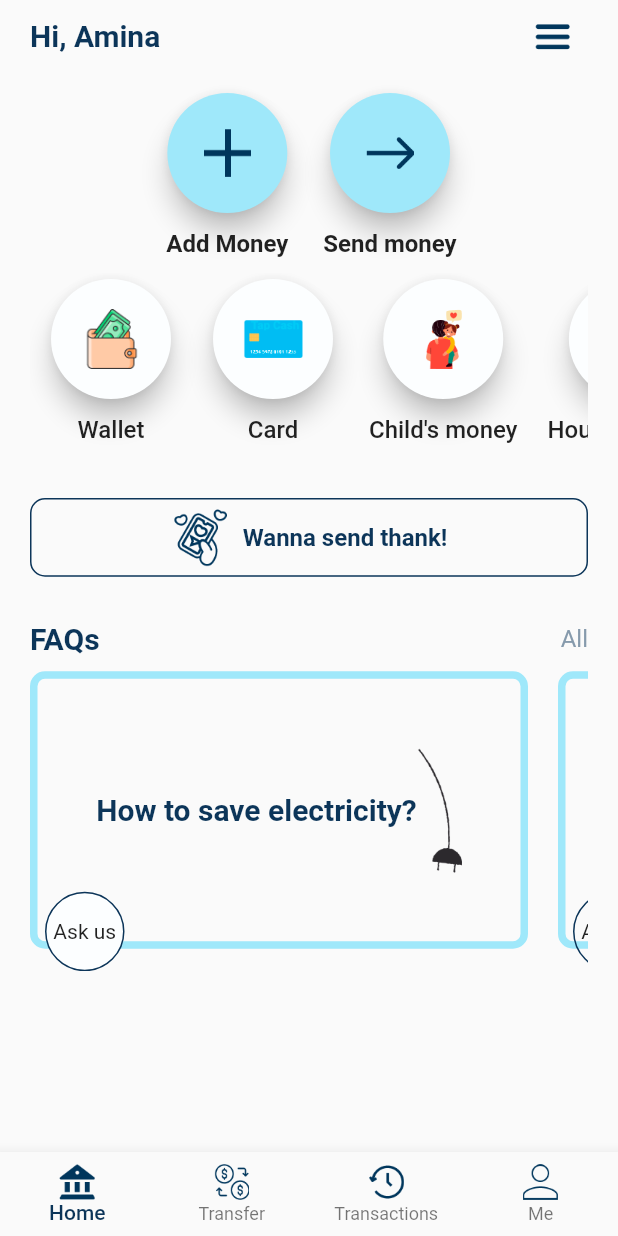
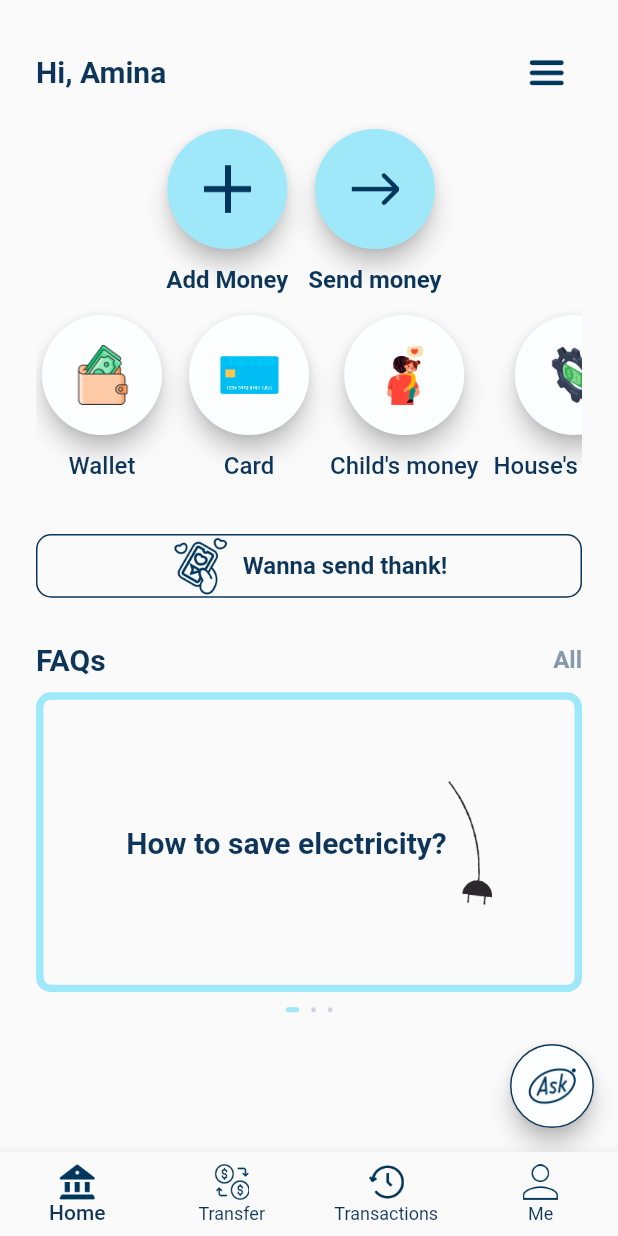
Before and after one commit to NourhanHamada/tap_cash, a Flutter app: the LayOut screen opened by its route, on a phone screen of 412 x 824 dp. Run offline on Flutter 3.47's test engine with Material 2 defaults, Android fonts, the phone set to English and light mode, and no system bars; drawn by our look-alikes of smooth_page_indicator; our stand-ins replace dio, flutter_bloc, flutter_screenutil, go_router, shared_preferences; missing offline and left inert: curl_logger_dio_interceptor; accounts and stored records are empty; statements that could not run were skipped.

Commit message:
edit some items in home screen

```diff
--- a/lib/constants/icons.dart
+++ b/lib/constants/icons.dart
@@ -24,6 +24,7 @@ class MyIcons{
   static const String add = 'assets/icons/add.png';
   static const String arrow = 'assets/icons/arrow.png';
   static const String menu = 'assets/icons/menu.png';
+  static const String ask = 'assets/icons/ask.png';
 
 
 
--- a/lib/main.dart
+++ b/lib/main.dart
@@ -6,7 +6,7 @@ import 'app_routes.dart';
 import 'constants/colors.dart';
 import 'controller/database/local/shared_preferences_helper.dart';
 
-void main() async{
+void main() async {
   SystemChrome.setSystemUIOverlayStyle(SystemUiOverlayStyle.light.copyWith(
     statusBarIconBrightness: Brightness.dark,
     statusBarColor: MyColors.white,
@@ -32,8 +32,8 @@ class TapCash extends StatelessWidget {
         return MaterialApp.router(
           debugShowCheckedModeBanner: false,
           theme: ThemeData(
-            primaryColor: MyColors.mainColor
-             ),
+            primaryColor: MyColors.mainColor,
+          ),
           routerConfig: AppRouter.router,
         );
       },
--- a/lib/view/screens/layout/home_screen.dart
+++ b/lib/view/screens/layout/home_screen.dart
@@ -1,7 +1,6 @@
 import 'package:flutter/material.dart';
 import 'package:tap_cash/constants/colors.dart';
 import 'package:tap_cash/constants/icons.dart';
-import 'package:tap_cash/view/utils/custom_rounded_card.dart';
 import 'package:tap_cash/view/widgets/home_screen/home_grid_view.dart';
 import '../../utils/home_middle_card.dart';
 import '../../widgets/home_screen/Home_custom_app_bar.dart';
@@ -15,30 +14,49 @@ class HomeScreen extends StatelessWidget {
   Widget build(BuildContext context) {
     return Scaffold(
       body: Padding(
-        padding: const EdgeInsets.symmetric(horizontal: 20),
+        padding: const EdgeInsets.all(24),
         child: ListView(
-          children: const [
-            HomeCustomAppBar(),
-            SizedBox(
+          children: [
+            const HomeCustomAppBar(),
+            const SizedBox(
               height: 10,
             ),
-            HomeUpperSection(),
-            SizedBox(
+            const HomeUpperSection(),
+            const SizedBox(
               height: 10,
             ),
             HomeGridView(),
-            SizedBox(
+            const SizedBox(
               height: 30,
             ),
-            HomeMiddleSectionCard(
+            const HomeMiddleSectionCard(
               icon: MyIcons.wannaThank2,
               text: 'Wanna send thank!',
             ),
-            SizedBox(
+            const SizedBox(
               height: 30,
             ),
-            HomeLowerSection(),
+            const HomeLowerSection(),
           ],
+        ),
+      ),
+      floatingActionButton: FloatingActionButton(
+        onPressed: () {},
+        shape: RoundedRectangleBorder(
+          side: const BorderSide(
+            color: MyColors.mainColor,
+          ),
+          borderRadius: BorderRadius.circular(
+            100,
+          ),
+        ),
+        backgroundColor: MyColors.white,
+        child:  Padding(
+          padding: const EdgeInsets.all(2.0),
+          child:  Center(
+            child: Image.asset(MyIcons.ask, width: 32,
+            ),
+          ),
         ),
       ),
     );
--- a/lib/view/screens/layout/layout.dart
+++ b/lib/view/screens/layout/layout.dart
@@ -28,6 +28,7 @@ class _LayOutState extends State<LayOut> {
               onTap: (index) {
                 cubit.changeIndex(index);
               },
+              unselectedItemColor: MyColors.mainColor,
               selectedItemColor: MyColors.mainColor,
               selectedLabelStyle: const TextStyle(
                 fontWeight: FontWeight.w500,
--- a/lib/view/utils/custom_rounded_card.dart
+++ b/lib/view/utils/custom_rounded_card.dart
@@ -1,4 +1,5 @@
 import 'package:flutter/material.dart';
+import 'package:tap_cash/constants/colors.dart';
 
 import '../../constants/styles.dart';
 
@@ -21,7 +22,7 @@ class CustomRoundedCard extends StatelessWidget {
   @override
   Widget build(BuildContext context) {
     return Padding(
-      padding: const EdgeInsets.symmetric(horizontal: 10),
+      padding: const EdgeInsets.only(right: 10),
       child: Column(
         children: [
           Card(
@@ -29,7 +30,7 @@ class CustomRoundedCard extends StatelessWidget {
             shape: RoundedRectangleBorder(
               borderRadius: BorderRadius.circular(200),
             ),
-            elevation: 7,
+            elevation: 6,
             child: SizedBox(
               width: 80,
               height: 80,
@@ -50,6 +51,7 @@ class CustomRoundedCard extends StatelessWidget {
               textAlign: TextAlign.center,
               style: MyStyles.textStyle16.copyWith(
                 fontWeight: fontWeight,
+                color: MyColors.mainColor
               ),
             ),
           ),
--- a/lib/view/utils/home_middle_card.dart
+++ b/lib/view/utils/home_middle_card.dart
@@ -25,8 +25,6 @@ class HomeMiddleSectionCard extends StatelessWidget {
             ),
             borderRadius: BorderRadius.circular(10),
           ),
-          child: Padding(
-            padding: const EdgeInsets.all(5.0),
           child: Row(
             mainAxisAlignment: MainAxisAlignment.center,
             children: [
@@ -46,7 +44,6 @@ class HomeMiddleSectionCard extends StatelessWidget {
             ],
           ),
         ),
-        ),
         Container(
           child: notification,
         )
--- a/lib/view/widgets/home_screen/home_grid_view.dart
+++ b/lib/view/widgets/home_screen/home_grid_view.dart
@@ -5,61 +5,49 @@ import '../../../constants/icons.dart';
 import '../../utils/custom_rounded_card.dart';
 
 class HomeGridView extends StatelessWidget {
-  const HomeGridView({Key? key}) : super(key: key);
+  HomeGridView({Key? key}) : super(key: key);
+
+  final List<String> texts = [
+    'Wallet',
+    'Card',
+    'Child\'s money',
+    'House\'s money',
+    'Debts',
+    'Donation & Helps',
+  ];
+  final List<String> icons = [
+    MyIcons.wallet,
+    MyIcons.card,
+    MyIcons.childsMoney,
+    MyIcons.housesMoney,
+    MyIcons.debts,
+    MyIcons.donation,
+  ];
 
   @override
   Widget build(BuildContext context) {
-    return SizedBox(
+    return Column(
+      children: [
+        SizedBox(
           height: 120,
-      child: ListView(
-        padding: const EdgeInsets.all(0),
+          child: ListView.builder(
+            // padding: const EdgeInsets.all(0),
+            physics: const AlwaysScrollableScrollPhysics(),
             shrinkWrap: true,
             scrollDirection: Axis.horizontal,
-        children: const [
-          CustomRoundedCard(
-            icon: MyIcons.wallet,
-            text: 'Wallet',
+            itemCount: icons.length,
+            itemBuilder: (BuildContext context, int index) {
+              return CustomRoundedCard(
+                icon: icons[index],
+                text: texts[index],
                 color: MyColors.white,
                 fontWeight: FontWeight.w500,
                 iconWidth: 40,
+              );
+            },
           ),
-          CustomRoundedCard(
-            icon: MyIcons.card,
-            text: 'Card',
-            color: MyColors.white,
-            fontWeight: FontWeight.w500,
-            iconWidth: 40,
-          ),
-          CustomRoundedCard(
-            icon: MyIcons.childsMoney,
-            text: 'Child\'s money',
-            color: MyColors.white,
-            fontWeight: FontWeight.w500,
-            iconWidth: 40,
-          ),
-          CustomRoundedCard(
-            icon: MyIcons.housesMoney,
-            text: 'House\'s money',
-            color: MyColors.white,
-            fontWeight: FontWeight.w500,
-            iconWidth: 40,
-          ),
-          CustomRoundedCard(
-            icon: MyIcons.debts,
-            text: 'Debts',
-            color: MyColors.white,
-            fontWeight: FontWeight.w500,
-            iconWidth: 40,
-          ),
-          CustomRoundedCard(
-            icon: MyIcons.donation,
-            text: 'Donation & Helps',
-            color: MyColors.white,
-            fontWeight: FontWeight.w500,
-            iconWidth: 40,
         ),
       ],
-      ),
     );
   }
 }
--- a/lib/view/widgets/home_screen/home_lower_screen.dart
+++ b/lib/view/widgets/home_screen/home_lower_screen.dart
@@ -1,10 +1,30 @@
 import 'package:flutter/material.dart';
+import 'package:flutter_screenutil/flutter_screenutil.dart';
+import 'package:smooth_page_indicator/smooth_page_indicator.dart';
 import '../../../constants/colors.dart';
 import '../../../constants/icons.dart';
 import '../../../constants/styles.dart';
 
-class HomeLowerSection extends StatelessWidget {
+class HomeLowerSection extends StatefulWidget {
   const HomeLowerSection({Key? key}) : super(key: key);
+
+  @override
+  State<HomeLowerSection> createState() => _HomeLowerSectionState();
+}
+
+class _HomeLowerSectionState extends State<HomeLowerSection> {
+
+  final List<String> texts = [
+    'How to save electricity?',
+    'How to save electricity?',
+    'How to save electricity?',
+  ];
+  final List<String> icons = [
+    MyIcons.cord,
+    MyIcons.cord,
+    MyIcons.cord,
+  ];
+  var pageController = PageController();
 
   @override
   Widget build(BuildContext context) {
@@ -17,7 +37,10 @@ class HomeLowerSection extends StatelessWidget {
               'FAQs',
               style: MyStyles.textStyle20.copyWith(fontWeight: FontWeight.w600),
             ),
-            Text('All', style: MyStyles.textStyle16.copyWith(color: MyColors.grey),)
+            Text(
+              'All',
+              style: MyStyles.textStyle16.copyWith(color: MyColors.grey, fontWeight: FontWeight.bold),
+            )
           ],
         ),
         const SizedBox(
@@ -25,96 +48,51 @@ class HomeLowerSection extends StatelessWidget {
         ),
         SizedBox(
           height: 200,
-          child: ListView(
+          child: PageView.builder(
+            controller: pageController,
+            itemCount: texts.length,
             physics: const ScrollPhysics(),
             scrollDirection: Axis.horizontal,
-            shrinkWrap: true,
-            children: [
-              Stack(
-                children: [
-                  Container(
-                    width: MediaQuery.of(context).size.width - 80,
+            // shrinkWrap: true,
+            itemBuilder: (BuildContext context, int index) {
+              return Container(
+                width: MediaQuery.of(context).size.width,
                 height: 185,
                 decoration: BoxDecoration(
                     borderRadius: BorderRadius.circular(10),
-                        border: Border.all(color: MyColors.babyBlue, width: 5)
-                    ),
+                    border: Border.all(color: MyColors.babyBlue, width: 5)),
                 child: Center(
                   child: Row(
                     mainAxisAlignment: MainAxisAlignment.center,
                     children: [
-                          const Text('How to save electricity?', style: MyStyles.textStyle20,),
-                          Image.asset(MyIcons.cord, width: 30,)
+                       Text(
+                        texts[index],
+                        style: MyStyles.textStyle20,
+                      ),
+                      Image.asset(
+                        icons[index],
+                        width: 30,
+                      )
                     ],
                   ),
                 ),
-                  ),
-                  Positioned(
-                    left: 10,
-                    bottom: 0,
-                    child: Container(
-                      decoration: BoxDecoration(
-                        color: MyColors.white,
-                        borderRadius: BorderRadius.circular(200),
-                        border: Border.all(color: MyColors.mainColor,),
-                      ),
-                      width: 53,
-                      height: 53,
-                      child: const Center(
-                        child: Padding(
-                          padding: EdgeInsets.all(2.0),
-                          child: Text('Ask us'),
+              );
+            },
           ),
         ),
+        const SizedBox(
+          height: 10,
+        ),
+        SmoothPageIndicator(
+          controller: pageController,
+          count: texts.length,
+          effect: ExpandingDotsEffect(
+            activeDotColor: MyColors.babyBlue,
+            dotColor: MyColors.grey.withOpacity(.4),
+            dotHeight: 3.0.w,
+            dotWidth: 3.0.h,
           ),
         ),
-                ],
-              ),
-              const SizedBox(
-                width: 20,
-              ),
-              Stack(
-                children: [
-                  Container(
-                    width: MediaQuery.of(context).size.width - 80,
-                    height: 185,
-                    decoration: BoxDecoration(
-                        borderRadius: BorderRadius.circular(10),
-                        border: Border.all(color: MyColors.babyBlue, width: 5)
-                    ),
-                    child: Center(
-                      child: Row(
-                        mainAxisAlignment: MainAxisAlignment.center,
-                        children: [
-                          const Text('How to save electricity?', style: MyStyles.textStyle20,),
-                          Image.asset(MyIcons.cord, width: 30,)
-                        ],
-                      ),
-                    ),
-                  ),
-                  Positioned(
-                    left: 10,
-                    bottom: 0,
-                    child: Container(
-                      decoration: BoxDecoration(
-                        borderRadius: BorderRadius.circular(200),
-                        border: Border.all(color: MyColors.mainColor,),
-                      ),
-                      width: 53,
-                      height: 53,
-                      child: const Center(
-                        child: Padding(
-                          padding: EdgeInsets.all(2.0),
-                          child: Text('Ask us'),
-                        ),
-                      ),
-                    ),
-                  ),
-                ],
-              ),
-            ],
-          ),
-        )
       ],
     );
   }
```
Also changed, not shown: assets/icons/ask.png (added), lib/generated/assets.dart. Lines whose indentation alone changed are shown as unchanged.
